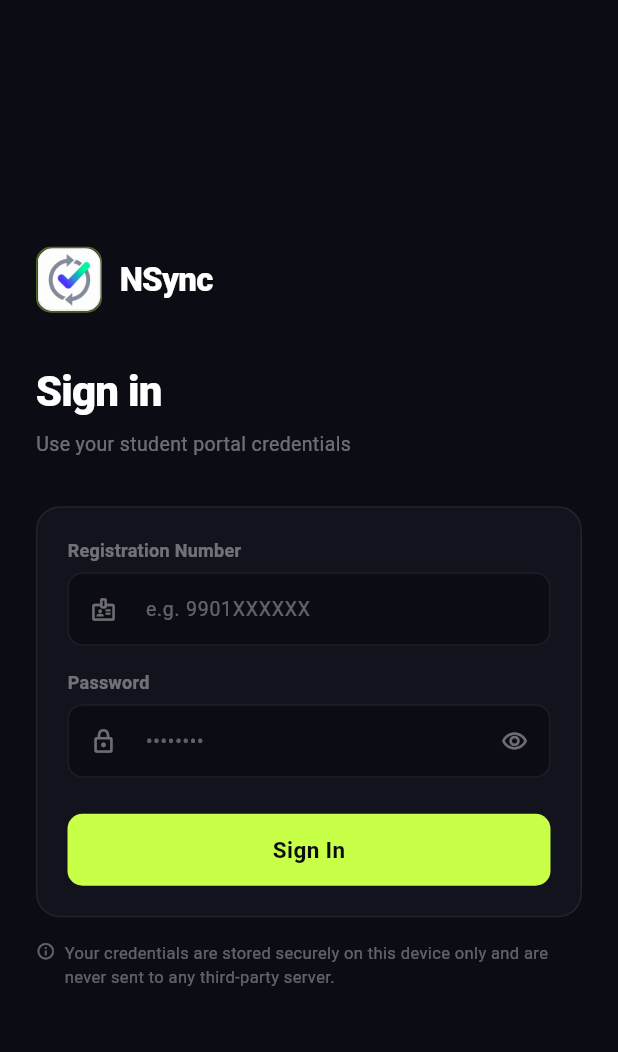
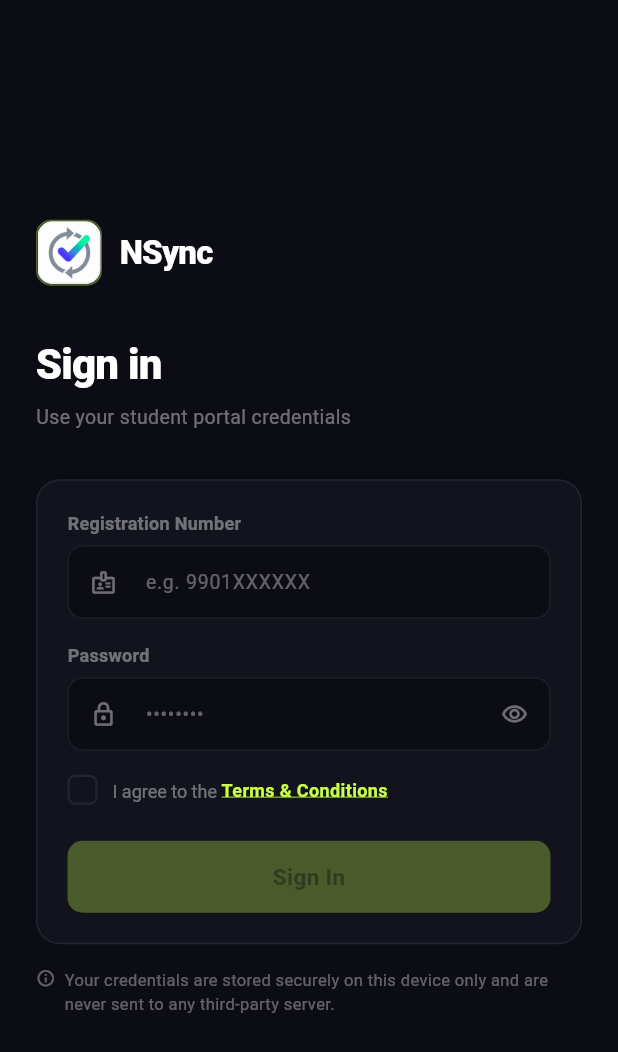
Before and after one commit to devdat2021/NSync, a Flutter app: the screen it shows after launch, after a tap on "Skip", on a phone screen of 412 x 824 dp. Shown: the top 1052 px of the screen. Run offline on Flutter 3.47's test engine with Material 3 defaults, Android fonts, the phone set to English and light mode, and no system bars; our stand-ins replace cached_network_image, cookie_jar, dio, dio_cookie_manager, firebase_analytics, firebase_core and 4 more; accounts and stored records are empty; generated files the repository leaves out were written again; network calls fail.

Commit message:
Added terms and conditions and a update notification

```diff
--- a/bunk_analysis/lib/presentation/screens/login_screen.dart
+++ b/bunk_analysis/lib/presentation/screens/login_screen.dart
@@ -5,6 +5,7 @@ import 'dashboard_screen.dart';
 import '../../data/repositories/attendance_data.dart';
 import '../../utils/analytics.dart';
 import '../../core/constants/app_colors.dart';
+import 'terms_and_conditions.dart';
 
 class LoginScreen extends StatefulWidget {
   const LoginScreen({super.key});
@@ -19,6 +20,7 @@ class _LoginScreenState extends State<LoginScreen> {
   final _passwordController = TextEditingController();
   bool _isLoading = false;
   bool _obscurePassword = true;
+  bool _agreedToTerms = false;
 
   @override
   void dispose() {
@@ -177,6 +179,7 @@ class _LoginScreenState extends State<LoginScreen> {
                         // Password field
                         _FieldLabel(label: 'Password', c: c),
                         const SizedBox(height: 6),
+
                         _InputField(
                           controller: _passwordController,
                           hint: '••••••••',
@@ -200,10 +203,83 @@ class _LoginScreenState extends State<LoginScreen> {
                             ),
                           ),
                         ),
+                        const SizedBox(height: 16),
+                        // ── Terms checkbox ─────────────────────────────────────────
+                        GestureDetector(
+                          onTap: () =>
+                              setState(() => _agreedToTerms = !_agreedToTerms),
+                          child: Row(
+                            crossAxisAlignment: CrossAxisAlignment.center,
+                            children: [
+                              AnimatedContainer(
+                                duration: const Duration(milliseconds: 200),
+                                width: 20,
+                                height: 20,
+                                decoration: BoxDecoration(
+                                  color: _agreedToTerms
+                                      ? c.accentGreen
+                                      : Colors.transparent,
+                                  borderRadius: BorderRadius.circular(5),
+                                  border: Border.all(
+                                    color: _agreedToTerms
+                                        ? c.accentGreen
+                                        : c.surfaceBorder,
+                                    width: 1.5,
+                                  ),
+                                ),
+                                child: _agreedToTerms
+                                    ? Icon(
+                                        Icons.check_rounded,
+                                        size: 14,
+                                        color: c.pageBg,
+                                      )
+                                    : null,
+                              ),
+                              const SizedBox(width: 10),
+                              Expanded(
+                                child: GestureDetector(
+                                  onTap:
+                                      () {}, // don't toggle checkbox when tapping text
+                                  child: RichText(
+                                    text: TextSpan(
+                                      style: TextStyle(
+                                        fontSize: 12,
+                                        color: c.textMuted,
+                                      ),
+                                      children: [
+                                        const TextSpan(text: 'I agree to the '),
+                                        WidgetSpan(
+                                          child: GestureDetector(
+                                            onTap: () => Navigator.push(
+                                              context,
+                                              MaterialPageRoute(
+                                                builder: (_) =>
+                                                    const TermsAndConditionsPage(),
+                                              ),
+                                            ),
+                                            child: Text(
+                                              'Terms & Conditions',
+                                              style: TextStyle(
+                                                fontSize: 12,
+                                                color: c.accentGreen,
+                                                fontWeight: FontWeight.w600,
+                                                decoration:
+                                                    TextDecoration.underline,
+                                                decorationColor: c.accentGreen,
+                                              ),
+                                            ),
+                                          ),
+                                        ),
+                                      ],
+                                    ),
+                                  ),
+                                ),
+                              ),
+                            ],
+                          ),
+                        ),
 
                         const SizedBox(height: 24),
-
-                        // Submit button
                         _isLoading
                             ? Center(
                                 child: CircularProgressIndicator(
@@ -212,11 +288,18 @@ class _LoginScreenState extends State<LoginScreen> {
                                 ),
                               )
                             : GestureDetector(
-                                onTap: _submit,
-                                child: Container(
+                                onTap: _agreedToTerms
+                                    ? _submit
+                                    : null, // ← disabled if not agreed
+                                child: AnimatedContainer(
+                                  duration: const Duration(milliseconds: 200),
                                   height: 48,
                                   decoration: BoxDecoration(
-                                    color: c.accentGreen,
+                                    color: _agreedToTerms
+                                        ? c.accentGreen
+                                        : c.accentGreen.withOpacity(
+                                            0.3,
+                                          ), // ← faded when disabled
                                     borderRadius: BorderRadius.circular(
                                       AppDimens.radiusMd,
                                     ),
@@ -227,12 +310,46 @@ class _LoginScreenState extends State<LoginScreen> {
                                       style: TextStyle(
                                         fontSize: 15,
                                         fontWeight: FontWeight.w700,
-                                        color: c.pageBg,
+                                        color: _agreedToTerms
+                                            ? c.pageBg
+                                            : c.pageBg.withOpacity(
+                                                0.4,
+                                              ), // ← faded text too
                                       ),
                                     ),
                                   ),
                                 ),
                               ),
+                        // Submit button
+                        // _isLoading
+                        //     ? Center(
+                        //         child: CircularProgressIndicator(
+                        //           color: c.accentGreen,
+                        //           strokeWidth: 2,
+                        //         ),
+                        //       )
+                        //     : GestureDetector(
+                        //         onTap: _submit,
+                        //         child: Container(
+                        //           height: 48,
+                        //           decoration: BoxDecoration(
+                        //             color: c.accentGreen,
+                        //             borderRadius: BorderRadius.circular(
+                        //               AppDimens.radiusMd,
+                        //             ),
+                        //           ),
+                        //           child: Center(
+                        //             child: Text(
+                        //               'Sign In',
+                        //               style: TextStyle(
+                        //                 fontSize: 15,
+                        //                 fontWeight: FontWeight.w700,
+                        //                 color: c.pageBg,
+                        //               ),
+                        //             ),
+                        //           ),
+                        //         ),
+                        //       ),
                       ],
                     ),
                   ),
@@ -358,222 +475,3 @@ class _InputField extends StatelessWidget {
     );
   }
 }
-
-// // import 'package:bunk_analysis/main.dart';
-// import 'package:flutter/material.dart';
-// import '../../core/security/credential_vault.dart';
-// import '../../data/providers/portal_scrapper.dart';
-// import 'dashboard_screen.dart';
-// import '../../data/repositories/attendance_data.dart';
-// import '../../utils/analytics.dart';
-
-// class LoginScreen extends StatefulWidget {
-//   const LoginScreen({super.key});
-
-//   @override
-//   State<LoginScreen> createState() => _LoginScreenState();
-// }
-
-// class _LoginScreenState extends State<LoginScreen> {
-//   final _formKey = GlobalKey<FormState>();
-//   final _regnoController = TextEditingController();
-//   final _passwordController = TextEditingController();
-//   bool _isLoading = false;
-//   bool _obscurePassword = true;
-
-//   @override
-//   void dispose() {
-//     _regnoController.dispose();
-//     _passwordController.dispose();
-//     super.dispose();
-//   }
-
-//   void _submit() async {
-//     if (!_formKey.currentState!.validate()) return;
-//     setState(() => _isLoading = true);
-
-//     final regno = _regnoController.text.trim();
-//     final password = _passwordController.text;
-//     final api = PortalApi();
-//     bool success = false;
-//     try {
-//       success = await api.login(regno: regno, password: password);
-//     } catch (e) {
-//       success = false;
-//     }
-
-//     setState(() => _isLoading = false);
-
-//     if (success) {
-//       await AnalyticsService.logLogin();
-//       await CredentialVault.saveCredentials(regno: regno, password: password);
-//       final profile = await api.profile();
-//       final attendance = await api.fetchAttendance();
-//       print("ATTENDANCE:");
-//       print(attendance.data);
-//       print("PROFILE:");
-//       print(profile.data);
-//       await LocalCache.saveProfile(profile.data);
-//       await LocalCache.saveAttendance(attendance.data);
-
-//       ScaffoldMessenger.of(
-//         context,
-//       ).showSnackBar(const SnackBar(content: Text('Login successful')));
-//       Navigator.pushReplacement(
-//         context,
-//         MaterialPageRoute(builder: (_) => const HomePage(title: 'NSync')),
-//       );
-//       // Optionally save credentials here if you have a secure vault:
-//       // await CredentialVault.saveCredentials(regno: regno, password: password);
-//     } else {
-//       ScaffoldMessenger.of(context).showSnackBar(
-//         const SnackBar(
-//           content: Text('Invalid registration number or password'),
-//         ),
-//       );
-//     }
-//   }
-
-//   @override
-//   Widget build(BuildContext context) {
-//     final theme = Theme.of(context);
-
-//     return Scaffold(
-//       backgroundColor: theme.colorScheme.background,
-//       appBar: AppBar(
-//         elevation: 0,
-//         backgroundColor: theme.colorScheme.background,
-//         iconTheme: theme.iconTheme,
-//       ),
-//       body: Center(
-//         child: SingleChildScrollView(
-//           padding: const EdgeInsets.symmetric(horizontal: 24.0, vertical: 16.0),
-//           child: ConstrainedBox(
-//             constraints: const BoxConstraints(maxWidth: 480),
-//             child: Card(
-//               elevation: 6,
-//               shape: RoundedRectangleBorder(
-//                 borderRadius: BorderRadius.circular(12),
-//               ),
-//               child: Padding(
-//                 padding: const EdgeInsets.all(24.0),
-//                 child: Column(
-//                   mainAxisSize: MainAxisSize.min,
-//                   crossAxisAlignment: CrossAxisAlignment.stretch,
-//                   children: [
-//                     Row(
-//                       children: [
-//                         Icon(
-//                           Icons.school,
-//                           size: 36,
-//                           color: theme.colorScheme.primary,
-//                         ),
-//                         const SizedBox(width: 12),
-//                         Text('NSync', style: theme.textTheme.titleLarge),
-//                       ],
-//                     ),
-//                     const SizedBox(height: 18),
-//                     Text(
-//                       'Sign in to your account',
-//                       style: theme.textTheme.bodyMedium,
-//                     ),
-//                     const SizedBox(height: 18),
-
-//                     Form(
-//                       key: _formKey,
-//                       child: Column(
-//                         children: [
-//                           TextFormField(
-//                             controller: _regnoController,
-//                             keyboardType: TextInputType.text,
-//                             textInputAction: TextInputAction.next,
-//                             decoration: InputDecoration(
-//                               labelText: 'Registration Number',
-//                               prefixIcon: const Icon(Icons.person),
-//                             ),
-//                             validator: (v) => (v == null || v.trim().isEmpty)
-//                                 ? 'Enter registration number'
-//                                 : null,
-//                           ),
-//                           const SizedBox(height: 12),
-//                           TextFormField(
-//                             controller: _passwordController,
-//                             obscureText: _obscurePassword,
-//                             textInputAction: TextInputAction.done,
-//                             decoration: InputDecoration(
-//                               labelText: 'Password',
-//                               prefixIcon: const Icon(Icons.lock),
-//                               suffixIcon: IconButton(
-//                                 icon: Icon(
-//                                   _obscurePassword
-//                                       ? Icons.visibility
-//                                       : Icons.visibility_off,
-//                                 ),
-//                                 onPressed: () => setState(
-//                                   () => _obscurePassword = !_obscurePassword,
-//                                 ),
-//                               ),
-//                             ),
-//                             validator: (v) => (v == null || v.isEmpty)
-//                                 ? 'Enter password'
-//                                 : null,
-//                           ),
-//                         ],
-//                       ),
-//                     ),
-
-//                     const SizedBox(height: 20),
-//                     _isLoading
-//                         ? Center(
-//                             child: CircularProgressIndicator(
-//                               valueColor: AlwaysStoppedAnimation(
-//                                 theme.colorScheme.primary,
-//                               ),
-//                             ),
-//                           )
-//                         : ElevatedButton(
-//                             onPressed: _submit,
-//                             style: ElevatedButton.styleFrom(
-//                               backgroundColor: Color.lerp(
-//                                 theme.colorScheme.inversePrimary,
-//                                 Colors.purple,
-//                                 1.0,
-//                               ),
-//                               // backgroundColor: theme.colorScheme.inversePrimary,
-//                               foregroundColor: Colors.white,
-//                               padding: const EdgeInsets.symmetric(vertical: 14),
-//                               shape: RoundedRectangleBorder(
-//                                 borderRadius: BorderRadius.circular(8),
-//                               ),
-//                             ),
-//                             child: Text(
-//                               'Sign In',
-//                               style: theme.textTheme.labelLarge?.copyWith(
-//                                 color: theme.colorScheme.onPrimary,
-//                               ),
-//                             ),
-//                           ),
-
-//                     const SizedBox(height: 8),
-//                     Align(
-//                       alignment: Alignment.centerLeft,
-//                       child: Text(
-//                         'NOTE: Use your student portal login details',
-//                         style: theme.textTheme.bodySmall?.copyWith(
-//                           color: theme.colorScheme.onSurface.withOpacity(0.7),
-//                           fontStyle: FontStyle.italic,
-//                         ),
-//                       ),
-//                     ),
-
-//                     const SizedBox(height: 12),
-//                   ],
-//                 ),
-//               ),
-//             ),
-//           ),
-//         ),
-//       ),
-//     );
-//   }
-// }
--- /dev/null
+++ b/bunk_analysis/lib/presentation/screens/terms_and_conditions.dart
@@ -0,0 +1,138 @@
+import 'package:flutter/material.dart';
+import 'package:flutter_markdown/flutter_markdown.dart';
+
+class TermsAndConditionsPage extends StatelessWidget {
+  const TermsAndConditionsPage({super.key});
+
+  static const routeName = '/terms-and-conditions';
+
+  static const String _content = '''
+# NSync Terms & Conditions
+
+**Last Updated:** 02-06-2026
+#
+## 1. Acceptance of Terms
+
+By downloading, installing, accessing, or using NSync ("the App"), you agree to these Terms & Conditions. If you do not agree to these Terms, please discontinue use of the App.
+
+#
+## 2. Description of Service
+
+NSync is an independent student-developed application designed to help students monitor attendance, analyze attendance trends, plan attendance requirements, and access academic resources.
+
+The App may retrieve attendance and profile information from institutional systems using credentials provided by the user. NSync does not modify institutional records and is intended solely as a personal academic planning tool.
+
+#
+## 3. Independent Application
+
+NSync is an independent project and is not affiliated with, endorsed by, sponsored by, or officially associated with NMAM Institute of Technology (NMAMIT), NITTE University, or any of their departments, services, or staff.
+
+All trademarks, institutional names, and related intellectual property remain the property of their respective owners.
+
+#
+## 4. User Credentials and Security
+
+Users are responsible for maintaining the confidentiality of their login credentials.
+
+NSync stores authentication information locally on the user's device using secure storage mechanisms. The developer does not collect, store, transmit, sell, or have access to user passwords.
+
+Users are responsible for ensuring that access to their device is adequately protected.
+
+#
+## 5. Data Accuracy and Availability
+
+Attendance information, profile information, and other academic data displayed within NSync are obtained from external institutional systems and are presented for informational purposes only.
+
+While reasonable efforts are made to provide accurate calculations and projections, NSync does not guarantee the accuracy, completeness, timeliness, or availability of any information displayed.
+
+Users should verify important academic information through official institutional channels before making decisions based on the App's calculations or recommendations.
+
+#
+## 6. Acceptable Use
+
+You agree to use NSync only for legitimate academic purposes.
+
+You agree not to:
+
+- Abuse, overload, interfere with, or disrupt institutional systems.
+- Use the App in violation of applicable institutional policies.
+- Reverse engineer, modify, distribute, or create unauthorized derivative versions of the App.
+
+The developer reserves the right to restrict access to the App if misuse is detected.
+
+#
+## 7. Academic Resources
+
+NSync may provide access to notes, previous-year question papers, reference materials, external links, or other academic resources.
+
+Such resources may be contributed by students, obtained from publicly shared sources, or provided by third parties.
+
+The developer does not guarantee the accuracy, completeness, legality, ownership, or suitability of any resource provided through the App.
+
+Users remain responsible for ensuring compliance with copyright laws and institutional policies when using shared materials.
+
+#
+## 8. Third-Party Services
+
+NSync may rely on third-party services, including but not limited to cloud storage providers, hosting platforms, external websites, and content delivery services.
+
+The developer is not responsible for the availability, accuracy, security, or privacy practices of such third-party services.
+
+#
+## 9. Intellectual Property
+
+The NSync application, including its source code, design, branding, user interface, and original content, remains the intellectual property of the developer unless otherwise stated.
+
+Users retain ownership of their personal data. Institutional attendance and profile data remain the property of the respective institution.
+
+#
+## 10. Limitation of Liability
+
+To the fullest extent permitted by law, the developer shall not be liable for any direct, indirect, incidental, consequential, special, or punitive damages arising from the use or inability to use NSync.
+
+This includes, but is not limited to:
+
+- Attendance shortages
+- Academic penalties
+- Detention or disciplinary action
+- Incorrect calculations or projections
+- Data loss
+- Service interruptions
+- Resource inaccuracies
+
+Use of the App is entirely at the user's own risk.
+
+#
+## 11. Termination
+
+The developer reserves the right to modify, suspend, restrict, or discontinue any part of NSync at any time without prior notice.
+
+Users may stop using the App and remove it from their device at any time.
+
+#
+## 12. Changes to These Terms
+
+These Terms & Conditions may be updated periodically as the app grows.
+
+Continued use of NSync after updates become effective constitutes acceptance of the revised Terms.
+
+Material changes may be communicated through the App or associated project pages.
+
+#
+## 13. Contact
+
+For questions regarding these Terms or the App, please submit your queries through the **Help & Feedback** section within NSync.
+''';
+
+  @override
+  Widget build(BuildContext context) {
+    return Scaffold(
+      appBar: AppBar(title: const Text('Terms & Conditions')),
+      body: Markdown(
+        data: _content,
+        selectable: true,
+        padding: const EdgeInsets.all(16),
+      ),
+    );
+  }
+}
--- a/bunk_analysis/pubspec.yaml
+++ b/bunk_analysis/pubspec.yaml
@@ -40,6 +40,8 @@ dependencies:
   cached_network_image: ^3.3.1
   firebase_core: ^3.0.0
   firebase_analytics: ^11.0.0
+  package_info_plus: ^9.0.1
+  flutter_markdown: ^0.7.3
   # The following adds the Cupertino Icons font to your application.
   # Use with the CupertinoIcons class for iOS style icons.
   cupertino_icons: ^1.0.8
```
Also changed, not shown: bunk_analysis/lib/presentation/screens/dashboard_screen.dart (+45 -0 lines), bunk_analysis/lib/presentation/screens/under_development.dart (added, +17 -0 lines), bunk_analysis/lib/presentation/screens/widgets/resources_card.dart (added, +67 -0 lines), bunk_analysis/lib/utils/update_alert.dart (added, +38 -0 lines), bunk_analysis/lib/presentation/screens/resources.dart (added), bunk_analysis/pubspec.lock.
